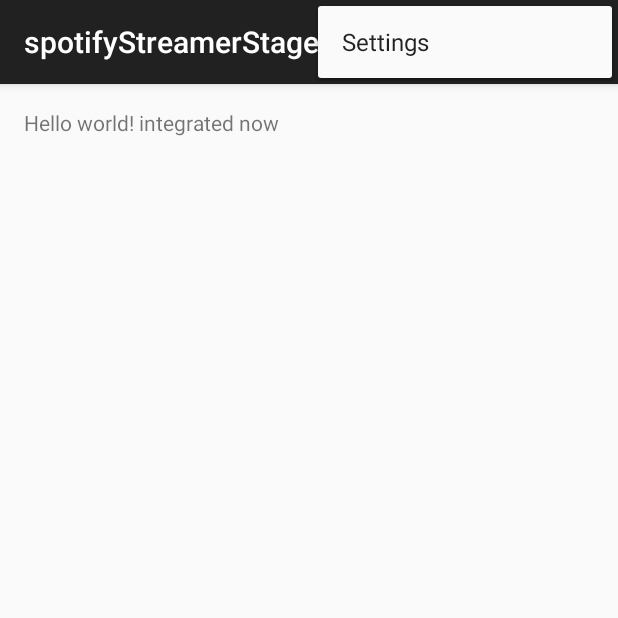
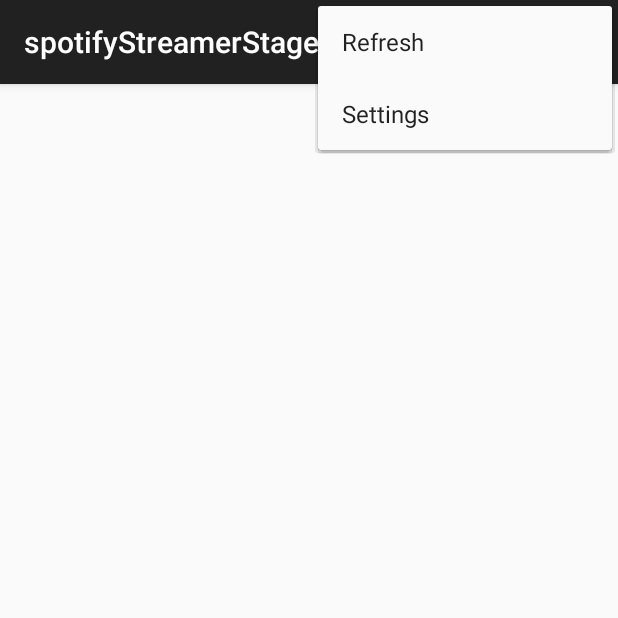
Before and after one commit to rreper/spotifyStreamerStage2, an Android app: the screen it shows after launch (MainActivity), with the options menu open, on a phone screen of 412 x 824 dp, the top half of it. Run offline under Robolectric (Android 15) with nearby library versions, the phone set to English and light mode, and no system bars.

Commit message:
sunshine with get weather for denver, print return string. not properly updating the GUI. logs are correct.

```diff
--- a/app/src/main/AndroidManifest.xml
+++ b/app/src/main/AndroidManifest.xml
@@ -18,4 +18,6 @@
         </activity>
     </application>
 
+    <uses-permission android:name="android.permission.INTERNET" />
+
 </manifest>
--- a/app/src/main/java/com/example/work/spotifystreamerstage1/MainActivity.java
+++ b/app/src/main/java/com/example/work/spotifystreamerstage1/MainActivity.java
@@ -1,16 +1,13 @@
 package com.example.work.spotifystreamerstage1;
 
+import android.os.Bundle;
 import android.support.v7.app.ActionBarActivity;
-import android.support.v7.app.ActionBar;
-import android.support.v4.app.Fragment;
-import android.os.Bundle;
-import android.view.LayoutInflater;
 import android.view.Menu;
 import android.view.MenuItem;
-import android.view.View;
-import android.view.ViewGroup;
-import android.os.Build;
 
+
+// consulted stackoverflow.com and developer.android.com for reference material on java
+// https://guides.codepath.com/android/Using-an-ArrayAdapter-with-ListView
 
 public class MainActivity extends ActionBarActivity {
 
@@ -20,7 +17,7 @@ public class MainActivity extends ActionBarActivity {
         setContentView(R.layout.activity_main);
         if (savedInstanceState == null) {
             getSupportFragmentManager().beginTransaction()
-                    .add(R.id.container, new PlaceholderFragment())
+                    .add(R.id.container, new forecastFragment())
                     .commit();
         }
     }
@@ -48,19 +45,4 @@ public class MainActivity extends ActionBarActivity {
         return super.onOptionsItemSelected(item);
     }
 
-    /**
-     * A placeholder fragment containing a simple view.
-     */
-    public static class PlaceholderFragment extends Fragment {
-
-        public PlaceholderFragment() {
-        }
-
-        @Override
-        public View onCreateView(LayoutInflater inflater, ViewGroup container,
-                                 Bundle savedInstanceState) {
-            View rootView = inflater.inflate(R.layout.fragment_main, container, false);
-            return rootView;
-        }
-    }
 }
--- /dev/null
+++ b/app/src/main/java/com/example/work/spotifystreamerstage1/forecastFragment.java
@@ -0,0 +1,192 @@
+package com.example.work.spotifystreamerstage1;
+
+import android.os.AsyncTask;
+import android.os.Bundle;
+import android.support.v4.app.Fragment;
+import android.util.Log;
+import android.view.LayoutInflater;
+import android.view.Menu;
+import android.view.MenuInflater;
+import android.view.MenuItem;
+import android.view.View;
+import android.view.ViewGroup;
+import android.widget.ArrayAdapter;
+import android.widget.ListView;
+
+import java.io.BufferedReader;
+import java.io.IOException;
+import java.io.InputStream;
+import java.io.InputStreamReader;
+import java.net.HttpURLConnection;
+import java.net.URL;
+import java.util.ArrayList;
+
+/**
+ * A placeholder fragment containing a simple view.
+ */
+public class forecastFragment extends Fragment {
+    private ArrayAdapter<String> adapter;
+    ArrayList<String> weekforecast = new ArrayList<String>();
+    public final String TAG = "forecastFragment";
+    public final String weatherRequest =
+            "http://api.openweathermap.org/data/2.5/forecast/daily?q=80401,us&mode=json&units=metric&cnt=7";
+
+    public forecastFragment() {
+    }
+
+    @Override
+    public void onCreate(Bundle savedInstanceState) {
+        super.onCreate(savedInstanceState);
+        setHasOptionsMenu(true);
+    }
+
+    @Override
+    public void onCreateOptionsMenu(Menu menu, MenuInflater inflater) {
+        // Inflate the menu; this adds items to the action bar if it is present.
+        inflater.inflate(R.menu.forecastfragment, menu);
+    }
+
+    public boolean onOptionsItemSelected(MenuItem item) {
+        int id = item.getItemId();
+        if (id == R.id.action_refresh) {
+            Log.d(TAG,"selected refresh");
+            new fetchWeatherTask().execute(weatherRequest);
+            return true;
+        }
+        return super.onOptionsItemSelected(item);
+    }
+
+    @Override
+    public View onCreateView(LayoutInflater inflater, ViewGroup container,
+                             Bundle savedInstanceState) {
+        View rootView = inflater.inflate(R.layout.fragment_main, container, false);
+
+/*
+
+            String[] weatherStrings;
+            weatherStrings = new String[] {
+                "Today - Sunny - 88/63",
+                "Tomorrow - Sunny - 88/63",
+                "Tuesday - Sunny - 88/63",
+                "Wednesday - Sunny - 88/63",
+                "Thursday - Sunny - 88/63",
+                "Friday - Sunny - 88/63",
+                "Saturday - Sunny - 88/63"
+            };
+
+            ArrayList<String> weekforecast = new ArrayList<String>(Arrays.asList(weatherStrings));
+
+            adapter = new ArrayAdapter<String>(
+                    getActivity(), R.layout.list_item_forecast,R.id.list_item_forecast_textview,weekforecast);
+
+//            TextView weatherView = (TextView)getActivity().findViewById(R.id.list_item_forecast_textview);
+
+            ListView weatherView = (ListView)rootView.findViewById(R.id.listViewForecast);
+
+            weatherView.setAdapter(adapter);
+
+            return rootView;
+*/
+
+        adapter = new ArrayAdapter<String>(
+                getActivity(), R.layout.list_item_forecast, R.id.list_item_forecast_textview, weekforecast);
+
+        ListView weatherView = (ListView) rootView.findViewById(R.id.listViewForecast);
+
+        weatherView.setAdapter(adapter);
+
+        return rootView;
+
+    }
+
+    private class fetchWeatherTask extends AsyncTask<String, String, String> {
+        // These two need to be declared outside the try/catch
+        // so that they can be closed in the finally block.
+        HttpURLConnection urlConnection = null;
+        BufferedReader reader = null;
+        private final String asyncTAG = fetchWeatherTask.class.getSimpleName();
+
+        // Will contain the raw JSON response as a string.
+        String forecastJsonStr = null;
+        /** The system calls this to perform work in a worker thread and
+         * delivers it the parameters given to AsyncTask.execute() */
+        protected String doInBackground(String... urls) {
+
+            try {
+                // Construct the URL for the OpenWeatherMap query
+                // Possible parameters are avaiable at OWM's forecast API page, at
+                // http://openweathermap.org/API#forecast
+                URL url = new URL("http://api.openweathermap.org/data/2.5/forecast/daily?q=80401,us&mode=json&units=metric&cnt=7");
+
+                publishProgress("10%");
+
+                // Create the request to OpenWeatherMap, and open the connection
+                urlConnection = (HttpURLConnection) url.openConnection();
+                urlConnection.setRequestMethod("GET");
+                urlConnection.connect();
+
+                publishProgress("50%");
+
+                // Read the input stream into a String
+                InputStream inputStream = urlConnection.getInputStream();
+                StringBuffer buffer = new StringBuffer();
+                if (inputStream == null) {
+                    // Nothing to do.
+                    return null;
+                }
+                reader = new BufferedReader(new InputStreamReader(inputStream));
+
+                String line;
+                while ((line = reader.readLine()) != null) {
+                    // Since it's JSON, adding a newline isn't necessary (it won't affect parsing)
+                    // But it does make debugging a *lot* easier if you print out the completed
+                    // buffer for debugging.
+                    buffer.append(line + "\n");
+                }
+
+                if (buffer.length() == 0) {
+                    // Stream was empty.  No point in parsing.
+                    return null;
+                }
+                forecastJsonStr = buffer.toString();
+            } catch (IOException e) {
+                Log.e(asyncTAG, "Error ", e);
+                // If the code didn't successfully get the weather data, there's no point in attemping
+                // to parse it.
+                return null;
+            } finally {
+                if (urlConnection != null) {
+                    urlConnection.disconnect();
+                }
+                if (reader != null) {
+                    try {
+                        reader.close();
+                    } catch (final IOException e) {
+                        Log.e(asyncTAG, "Error closing stream", e);
+                    }
+                }
+            }
+            publishProgress("100%");
+
+            return forecastJsonStr;
+        }
+
+        @Override
+        protected void onPreExecute() {
+            Log.d(asyncTAG,"onPreExecute ... ");
+        }
+
+        /** The system calls this to perform work in the UI thread and delivers
+         * the result from doInBackground() */
+        protected void onPostExecute(String result) {
+            weekforecast.add(result);
+            Log.d(asyncTAG, result);
+        }
+
+        @Override
+        protected void onProgressUpdate(String ... progress) {
+            Log.d(asyncTAG, progress[0]);
+        }
+
+    }
+}
--- a/app/src/main/res/layout/fragment_main.xml
+++ b/app/src/main/res/layout/fragment_main.xml
@@ -1,12 +1,15 @@
-<RelativeLayout xmlns:android="http://schemas.android.com/apk/res/android"
-    xmlns:tools="http://schemas.android.com/tools" android:layout_width="match_parent"
-    android:layout_height="match_parent" android:paddingLeft="@dimen/activity_horizontal_margin"
-    android:paddingRight="@dimen/activity_horizontal_margin"
-    android:paddingTop="@dimen/activity_vertical_margin"
-    android:paddingBottom="@dimen/activity_vertical_margin"
-    tools:context=".MainActivity$PlaceholderFragment">
+<FrameLayout xmlns:android="http://schemas.android.com/apk/res/android"
+    xmlns:tools="http://schemas.android.com/tools" android:layout_width="fill_parent"
+    android:layout_height="fill_parent"
+    android:layout_alignParentTop="true"
+    android:layout_alignParentLeft="true"
+    android:layout_alignParentStart="true"
+    tools:context=".MainActivity$PlaceholderFragment"
+    android:id="@+id/weatherFrame">
 
-    <TextView android:text="@string/hello_world" android:layout_width="wrap_content"
-        android:layout_height="wrap_content" />
-
-</RelativeLayout>
+    <ListView
+        android:layout_width="wrap_content"
+        android:layout_height="wrap_content"
+        android:id="@+id/listViewForecast"
+        android:layout_gravity="left|top" />
+</FrameLayout>
--- /dev/null
+++ b/app/src/main/res/menu/forecastfragment.xml
@@ -0,0 +1,7 @@
+<?xml version="1.0" encoding="utf-8"?>
+<menu xmlns:android="http://schemas.android.com/apk/res/android"
+    xmlns:app="http://schemas.android.com/apk/res-auto">
+    <item android:id="@+id/action_refresh"
+          android:title="@string/refresh"
+          app:showAsAction="never"/>
+</menu>
--- a/app/src/main/res/values/strings.xml
+++ b/app/src/main/res/values/strings.xml
@@ -4,5 +4,6 @@
     <string name="app_name">spotifyStreamerStage1</string>
     <string name="hello_world">Hello world! integrated now</string>
     <string name="action_settings">Settings</string>
+    <string name="refresh">Refresh</string>
 
 </resources>
```
Also changed, not shown: app/build.gradle (+13 -0 lines), app/src/main/res/layout/list_item_forecast.xml (added, +9 -0 lines), app/src/main/ic_launcher-web.png (added), app/src/main/res/drawable-hdpi/ic_launcher.png, app/src/main/res/drawable-mdpi/ic_launcher.png, app/src/main/res/drawable-xhdpi/ic_launcher.png, app/src/main/res/drawable-xxhdpi/ic_launcher.png, 1 other file.
